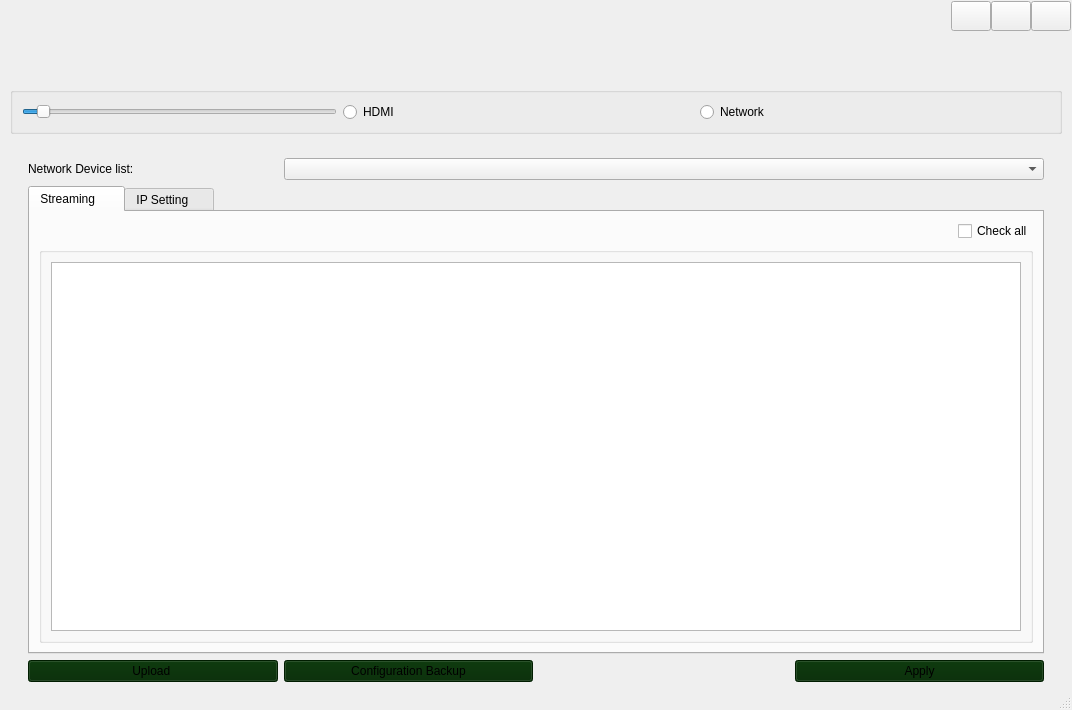
QingChaoGao/TBSNetConfigurationTool, file hdmioptiongui.ui: the form before one commit.
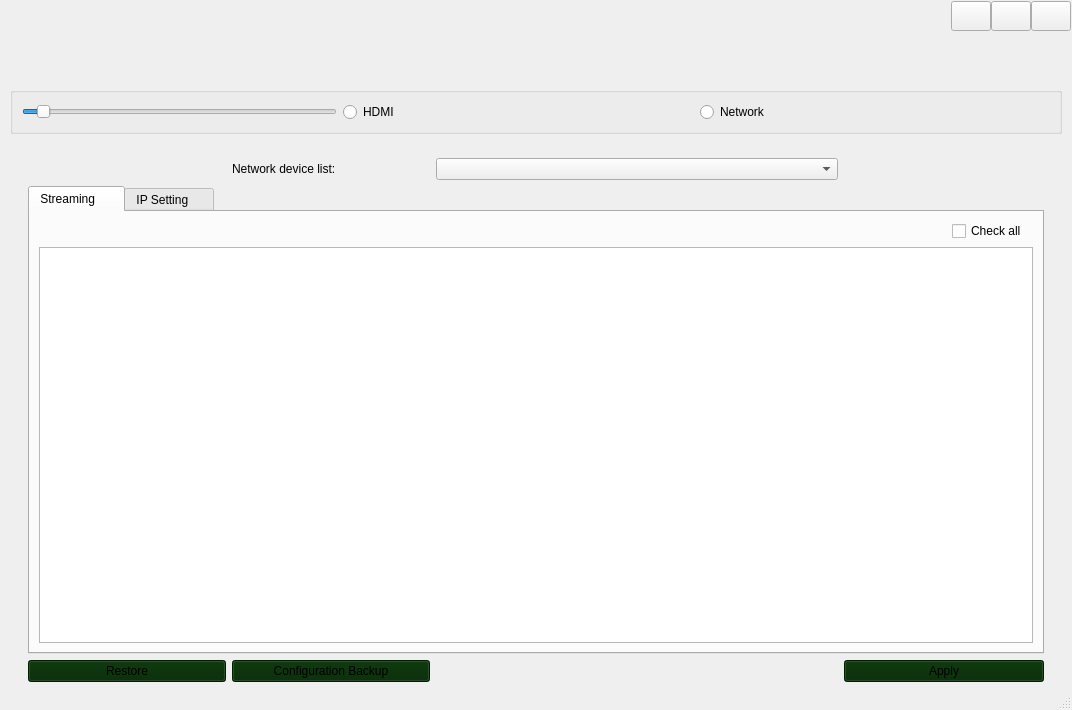
The form after the commit. The open tabs and pages were chosen to show the change.

The edit to the form file:
```diff
--- a/hdmioptiongui.ui
+++ b/hdmioptiongui.ui
@@ -1152,31 +1152,21 @@
                <verstretch>0</verstretch>
               </sizepolicy>
              </property>
-             <layout class="QGridLayout" name="gridLayout_14" columnstretch="1,1,1,1">
-              <item row="0" column="0">
-               <widget class="QLabel" name="label_14">
-                <property name="text">
-                 <string>Network Device list:</string>
+             <layout class="QGridLayout" name="gridLayout_7" columnstretch="1,1,1,1,1">
+              <item row="0" column="4">
+               <spacer name="horizontalSpacer_5">
+                <property name="orientation">
+                 <enum>Qt::Horizontal</enum>
                 </property>
-               </widget>
-              </item>
-              <item row="3" column="3">
-               <widget class="QPushButton" name="btn_Set">
-                <property name="sizePolicy">
-                 <sizepolicy hsizetype="Expanding" vsizetype="Fixed">
-                  <horstretch>0</horstretch>
-                  <verstretch>0</verstretch>
-                 </sizepolicy>
+                <property name="sizeHint" stdset="0">
+                 <size>
+                  <width>75</width>
+                  <height>20</height>
+                 </size>
                 </property>
-                <property name="styleSheet">
-                 <string notr="true">background-color: rgb(0, 40, 0);</string>
-                </property>
-                <property name="text">
-                 <string>Apply</string>
-                </property>
-               </widget>
+               </spacer>
               </item>
-              <item row="1" column="0" colspan="4">
+              <item row="1" column="0" colspan="5">
                <widget class="QTabWidget" name="tabNetwork">
                 <property name="currentIndex">
                  <number>0</number>
@@ -1206,20 +1196,11 @@
                     </property>
                    </spacer>
                   </item>
-                  <item row="1" column="0" colspan="2">
-                   <widget class="QGroupBox" name="gStreaming">
-                    <property name="title">
-                     <string/>
+                  <item row="1" column="0" colspan="3">
+                   <widget class="QTableWidget" name="tabW_Streaming">
+                    <property name="layoutDirection">
+                     <enum>Qt::LeftToRight</enum>
                     </property>
-                    <layout class="QGridLayout" name="gridLayout_7" columnstretch="2,0">
-                     <item row="1" column="0" colspan="2">
-                      <widget class="QTableWidget" name="tabW_Streaming">
-                       <property name="layoutDirection">
-                        <enum>Qt::LeftToRight</enum>
-                       </property>
-                      </widget>
-                     </item>
-                    </layout>
                    </widget>
                   </item>
                  </layout>
@@ -1379,31 +1360,30 @@
                 </widget>
                </widget>
               </item>
-              <item row="3" column="2">
-               <spacer name="horizontalSpacer_3">
-                <property name="orientation">
-                 <enum>Qt::Horizontal</enum>
-                </property>
-                <property name="sizeHint" stdset="0">
-                 <size>
-                  <width>40</width>
-                  <height>20</height>
-                 </size>
-                </property>
-               </spacer>
-              </item>
-              <item row="3" column="0">
+              <item row="2" column="0">
                <widget class="QPushButton" name="btn_Upload">
+                <property name="sizePolicy">
+                 <sizepolicy hsizetype="Expanding" vsizetype="Fixed">
+                  <horstretch>0</horstretch>
+                  <verstretch>0</verstretch>
+                 </sizepolicy>
+                </property>
                 <property name="styleSheet">
                  <string notr="true">background-color: rgb(0, 40, 0)</string>
                 </property>
                 <property name="text">
-                 <string>Upload </string>
+                 <string>Restore</string>
                 </property>
                </widget>
               </item>
-              <item row="3" column="1">
+              <item row="2" column="1">
                <widget class="QPushButton" name="btn_Download">
+                <property name="sizePolicy">
+                 <sizepolicy hsizetype="Expanding" vsizetype="Fixed">
+                  <horstretch>0</horstretch>
+                  <verstretch>0</verstretch>
+                 </sizepolicy>
+                </property>
                 <property name="styleSheet">
                  <string notr="true">background-color: rgb(0, 40, 0)</string>
                 </property>
@@ -1412,7 +1392,55 @@
                 </property>
                </widget>
               </item>
-              <item row="0" column="1" colspan="3">
+              <item row="2" column="4">
+               <widget class="QPushButton" name="btn_Set">
+                <property name="sizePolicy">
+                 <sizepolicy hsizetype="Expanding" vsizetype="Fixed">
+                  <horstretch>200</horstretch>
+                  <verstretch>0</verstretch>
+                 </sizepolicy>
+                </property>
+                <property name="minimumSize">
+                 <size>
+                  <width>200</width>
+                  <height>0</height>
+                 </size>
+                </property>
+                <property name="styleSheet">
+                 <string notr="true">background-color: rgb(0, 40, 0);</string>
+                </property>
+                <property name="text">
+                 <string>Apply</string>
+                </property>
+               </widget>
+              </item>
+              <item row="0" column="0">
+               <spacer name="horizontalSpacer_7">
+                <property name="orientation">
+                 <enum>Qt::Horizontal</enum>
+                </property>
+                <property name="sizeHint" stdset="0">
+                 <size>
+                  <width>191</width>
+                  <height>20</height>
+                 </size>
+                </property>
+               </spacer>
+              </item>
+              <item row="0" column="1">
+               <widget class="QLabel" name="label_14">
+                <property name="sizePolicy">
+                 <sizepolicy hsizetype="Minimum" vsizetype="Preferred">
+                  <horstretch>0</horstretch>
+                  <verstretch>0</verstretch>
+                 </sizepolicy>
+                </property>
+                <property name="text">
+                 <string>Network device list:</string>
+                </property>
+               </widget>
+              </item>
+              <item row="0" column="2" colspan="2">
                <widget class="QComboBox" name="com_Netlist">
                 <property name="currentIndex">
                  <number>-1</number>
```
Left out of the diff: 4 changed lines with no effect on the pictures.
